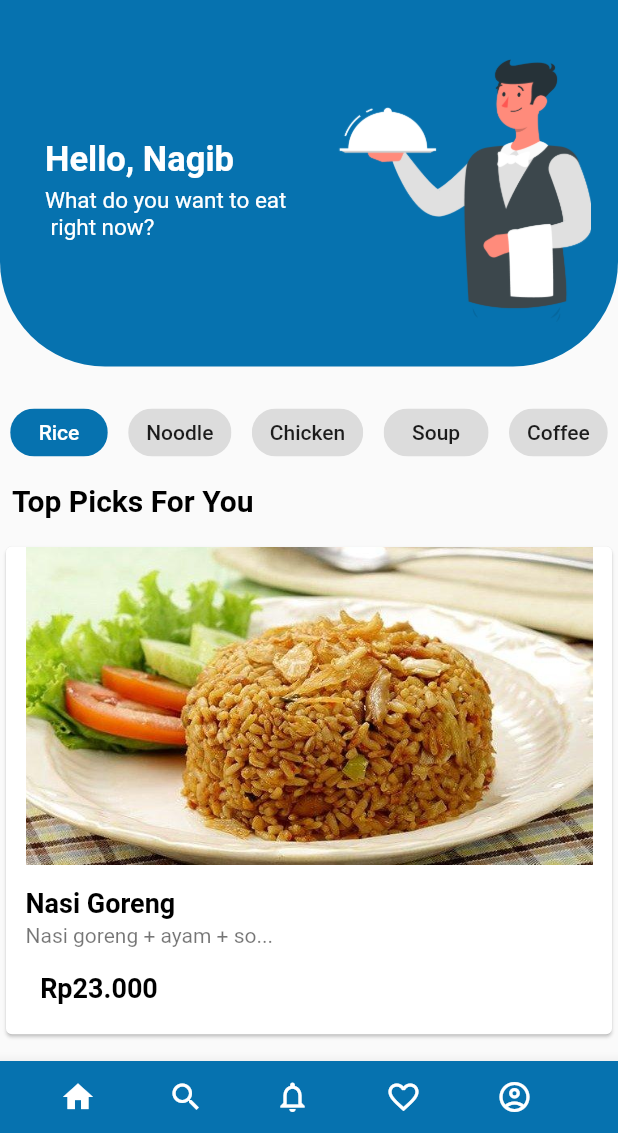
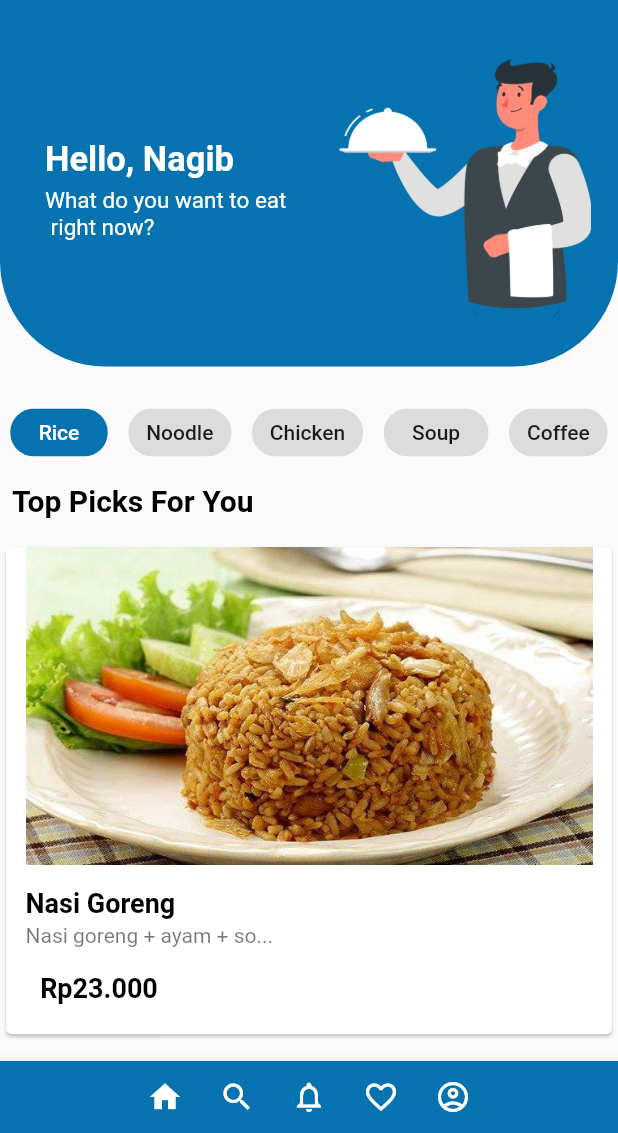
Before and after one commit to al-chakim/food_App, a Flutter app: the Home screen opened directly, on a phone screen of 412 x 824 dp, the part 103-1236 px from its top. Run offline on Flutter 3.47's test engine with Material 2 defaults, Android fonts, the light colour scheme and no system bars.

Commit message:
masih nyoba

```diff
--- a/foody/lib/home.dart
+++ b/foody/lib/home.dart
@@ -266,31 +266,32 @@ class _HomeState extends State<Home> {
       bottomNavigationBar: BottomAppBar(
           color: biruTua,
           child: Row(
+            mainAxisAlignment: MainAxisAlignment.center,
             children: [
-              Padding(padding: EdgeInsets.all(10)),
+              //Padding(padding: EdgeInsets.all(10)),
               IconButton(
-                padding: EdgeInsets.only(left: 20, right: 15),
+                //padding: EdgeInsets.only(left: 20, right: 15),
                 icon:
                 Icon(Icons.home),
                 onPressed: () {},
                 color: Colors.white,
               ),
               IconButton(
-                padding: EdgeInsets.only(left: 33, right: 30),
+                //padding: EdgeInsets.only(left: 33, right: 30),
                 icon:
                 Icon(Icons.search),
                 onPressed: () {},
                 color: Colors.white,
               ),
               IconButton(
-                padding: EdgeInsets.only(left: 17, right: 30),
+                //padding: EdgeInsets.only(left: 17, right: 30),
                 icon:
                 Icon(Icons.notifications_outlined),
                 onPressed: () {},
                 color: Colors.white,
               ),
               IconButton(
-                padding: EdgeInsets.only(left: 20, right: 25),
+                //padding: EdgeInsets.only(left: 20, right: 25),
                 icon:
                 Icon(Icons.favorite_border_outlined),
                 onPressed: () {
@@ -305,7 +306,7 @@ class _HomeState extends State<Home> {
                 color: Colors.white,
               ),
               IconButton(
-                padding: EdgeInsets.only(left: 25, right: 25),
+                //padding: EdgeInsets.only(left: 25, right: 25),
                 icon:
                 Icon(Icons.account_circle_outlined),
                 onPressed: () {},
```
